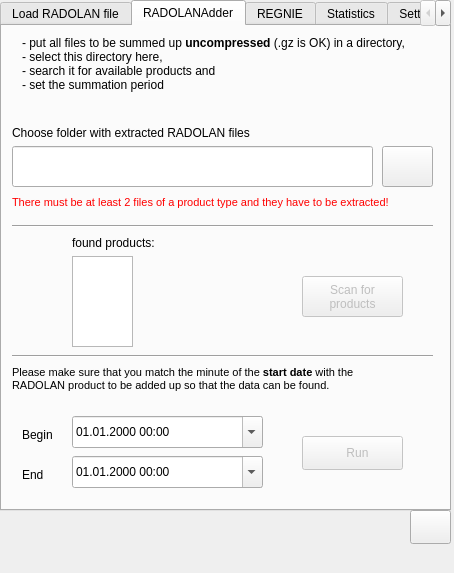
First picture: the form in dock_widget.ui, repository Weathermann/radolan2map, before the edit.
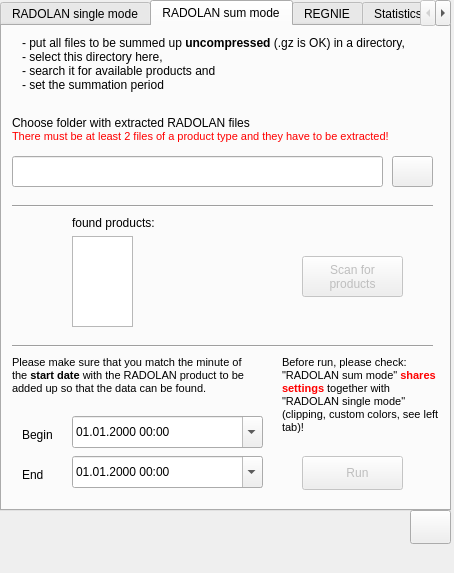
Second picture: the form after the edit. The open tabs and pages were chosen to show the change. Icons and pictures are not drawn.

Commit message: same settings for RADOLAN sum mode

```diff
--- a/dock_widget.ui
+++ b/dock_widget.ui
@@ -50,7 +50,7 @@
        <normaloff>img/execute.png</normaloff>img/execute.png</iconset>
      </attribute>
      <attribute name="title">
-      <string>Load RADOLAN file</string>
+      <string>RADOLAN single mode</string>
      </attribute>
      <attribute name="toolTip">
       <string>&lt;html&gt;&lt;head/&gt;&lt;body&gt;&lt;p&gt;load a RADOLAN binary file&lt;/p&gt;&lt;/body&gt;&lt;/html&gt;</string>
@@ -370,7 +370,7 @@
        <normaloff>img/stack.png</normaloff>img/stack.png</iconset>
      </attribute>
      <attribute name="title">
-      <string>RADOLANAdder</string>
+      <string>RADOLAN sum mode</string>
      </attribute>
      <attribute name="toolTip">
       <string>&lt;html&gt;&lt;head/&gt;&lt;body&gt;&lt;p&gt;create a RADOLAN sum product&lt;/p&gt;&lt;/body&gt;&lt;/html&gt;</string>
@@ -382,7 +382,7 @@
       <property name="geometry">
        <rect>
         <x>300</x>
-        <y>410</y>
+        <y>430</y>
         <width>101</width>
         <height>34</height>
        </rect>
@@ -407,10 +407,10 @@
      <widget class="QPushButton" name="btn_select_dir_adder">
       <property name="geometry">
        <rect>
-        <x>380</x>
-        <y>120</y>
-        <width>51</width>
-        <height>41</height>
+        <x>390</x>
+        <y>130</y>
+        <width>41</width>
+        <height>31</height>
        </rect>
       </property>
       <property name="toolTip">
@@ -425,8 +425,8 @@
       </property>
       <property name="iconSize">
        <size>
-        <width>32</width>
-        <height>32</height>
+        <width>16</width>
+        <height>16</height>
        </size>
       </property>
      </widget>
@@ -434,9 +434,9 @@
       <property name="geometry">
        <rect>
         <x>10</x>
-        <y>120</y>
-        <width>361</width>
-        <height>41</height>
+        <y>130</y>
+        <width>371</width>
+        <height>31</height>
        </rect>
       </property>
      </widget>
@@ -444,37 +444,13 @@
       <property name="geometry">
        <rect>
         <x>10</x>
-        <y>100</y>
-        <width>361</width>
-        <height>31</height>
-       </rect>
-      </property>
-      <property name="text">
-       <string>&lt;html&gt;&lt;head/&gt;&lt;body&gt;&lt;p&gt;Choose folder with extracted RADOLAN files&lt;/p&gt;&lt;/body&gt;&lt;/html&gt;</string>
-      </property>
-      <property name="alignment">
-       <set>Qt::AlignLeading|Qt::AlignLeft|Qt::AlignTop</set>
-      </property>
-      <property name="wordWrap">
-       <bool>true</bool>
-      </property>
-     </widget>
-     <widget class="QLabel" name="label_21">
-      <property name="geometry">
-       <rect>
-        <x>10</x>
-        <y>170</y>
+        <y>90</y>
         <width>421</width>
-        <height>21</height>
+        <height>41</height>
        </rect>
       </property>
-      <property name="font">
-       <font>
-        <pointsize>9</pointsize>
-       </font>
-      </property>
       <property name="text">
-       <string>&lt;html&gt;&lt;head/&gt;&lt;body&gt;&lt;p&gt;&lt;span style=&quot; font-size:8pt; color:#ff0000;&quot;&gt;There must be at least 2 files of a product type and they have to be extracted!&lt;/span&gt;&lt;/p&gt;&lt;/body&gt;&lt;/html&gt;</string>
+       <string>&lt;html&gt;&lt;head/&gt;&lt;body&gt;&lt;p&gt;Choose folder with extracted RADOLAN files&lt;br/&gt;&lt;span style=&quot; font-size:8pt; color:#ff0000;&quot;&gt;There must be at least 2 files of a product type and they have to be extracted!&lt;/span&gt;&lt;/p&gt;&lt;/body&gt;&lt;/html&gt;</string>
       </property>
       <property name="alignment">
        <set>Qt::AlignLeading|Qt::AlignLeft|Qt::AlignTop</set>
@@ -551,7 +527,7 @@
       <property name="geometry">
        <rect>
         <x>10</x>
-        <y>320</y>
+        <y>310</y>
         <width>421</width>
         <height>20</height>
        </rect>
@@ -567,7 +543,7 @@
       <property name="geometry">
        <rect>
         <x>300</x>
-        <y>250</y>
+        <y>230</y>
         <width>101</width>
         <height>41</height>
        </rect>
@@ -594,7 +570,7 @@
       <property name="geometry">
        <rect>
         <x>70</x>
-        <y>230</y>
+        <y>210</y>
         <width>61</width>
         <height>91</height>
        </rect>
@@ -607,7 +583,7 @@
       <property name="geometry">
        <rect>
         <x>10</x>
-        <y>190</y>
+        <y>170</y>
         <width>421</width>
         <height>20</height>
        </rect>
@@ -620,7 +596,7 @@
       <property name="geometry">
        <rect>
         <x>70</x>
-        <y>210</y>
+        <y>190</y>
         <width>101</width>
         <height>21</height>
        </rect>
@@ -655,9 +631,9 @@
       <property name="geometry">
        <rect>
         <x>10</x>
-        <y>340</y>
-        <width>421</width>
-        <height>31</height>
+        <y>330</y>
+        <width>241</width>
+        <height>51</height>
        </rect>
       </property>
       <property name="font">
@@ -666,7 +642,31 @@
        </font>
       </property>
       <property name="text">
-       <string>&lt;html&gt;&lt;head/&gt;&lt;body&gt;&lt;p&gt;&lt;span style=&quot; font-size:8pt;&quot;&gt;Please make sure that you match the minute of the &lt;/span&gt;&lt;span style=&quot; font-size:8pt; font-weight:600;&quot;&gt;start date&lt;/span&gt;&lt;span style=&quot; font-size:8pt;&quot;&gt; with the&lt;br/&gt;RADOLAN product to be added up so that the data can be found.&lt;/span&gt;&lt;/p&gt;&lt;/body&gt;&lt;/html&gt;</string>
+       <string>&lt;html&gt;&lt;head/&gt;&lt;body&gt;&lt;p&gt;&lt;span style=&quot; font-size:8pt;&quot;&gt;Please make sure that you match the minute of the &lt;/span&gt;&lt;span style=&quot; font-size:8pt; font-weight:600;&quot;&gt;start date&lt;/span&gt;&lt;span style=&quot; font-size:8pt;&quot;&gt; with the RADOLAN product to be added up so that the data can be found.&lt;/span&gt;&lt;/p&gt;&lt;/body&gt;&lt;/html&gt;</string>
+      </property>
+      <property name="alignment">
+       <set>Qt::AlignLeading|Qt::AlignLeft|Qt::AlignTop</set>
+      </property>
+      <property name="wordWrap">
+       <bool>true</bool>
+      </property>
+     </widget>
+     <widget class="QLabel" name="label_26">
+      <property name="geometry">
+       <rect>
+        <x>280</x>
+        <y>330</y>
+        <width>161</width>
+        <height>91</height>
+       </rect>
+      </property>
+      <property name="font">
+       <font>
+        <pointsize>9</pointsize>
+       </font>
+      </property>
+      <property name="text">
+       <string>&lt;html&gt;&lt;head/&gt;&lt;body&gt;&lt;p&gt;&lt;span style=&quot; font-size:8pt;&quot;&gt;Before run, please check:&lt;br/&gt;&amp;quot;RADOLAN sum mode&amp;quot; &lt;/span&gt;&lt;span style=&quot; font-size:8pt; font-weight:600; color:#ff0000;&quot;&gt;shares settings&lt;/span&gt;&lt;span style=&quot; font-size:8pt;&quot;&gt; together with &amp;quot;RADOLAN single mode&amp;quot; (clipping, custom colors, see left tab)!&lt;/span&gt;&lt;/p&gt;&lt;/body&gt;&lt;/html&gt;</string>
       </property>
       <property name="alignment">
        <set>Qt::AlignLeading|Qt::AlignLeft|Qt::AlignTop</set>
```
Left out of the diff: 4 changed lines with no effect on the pictures. The commit also changes 9 other files.
